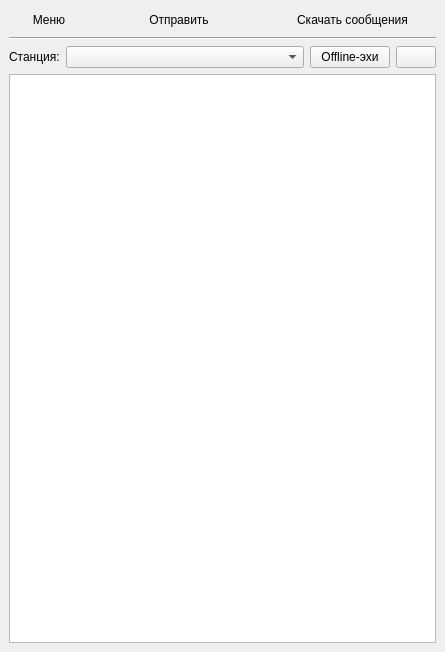
This is qtgui-files/mainwindow.ui in idec-net/cutiefeed as Qt 5 draws it before an edit. The edited form follows.
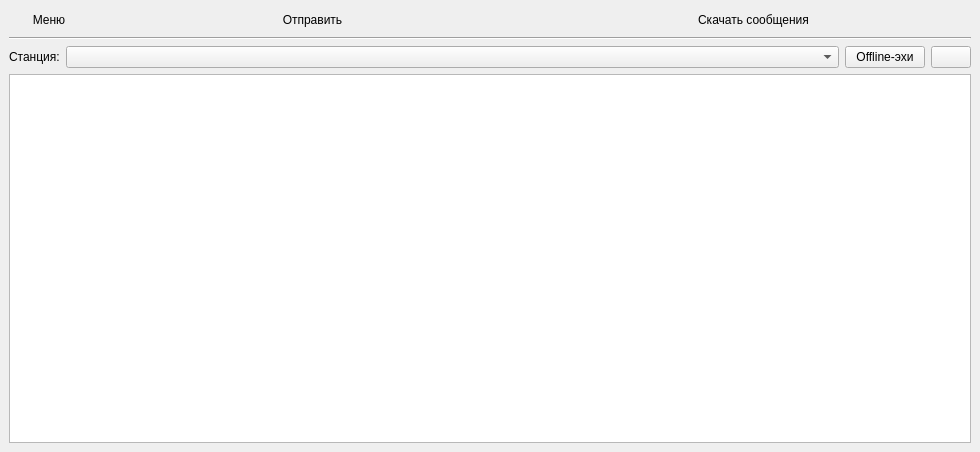
This is the edited form. Icons and pictures are not drawn.

Commit message: optimal window size and sort() in getOutList

Diff of the .ui file:
```diff
--- a/qtgui-files/mainwindow.ui
+++ b/qtgui-files/mainwindow.ui
@@ -6,8 +6,8 @@
    <rect>
     <x>0</x>
     <y>0</y>
-    <width>445</width>
-    <height>652</height>
+    <width>980</width>
+    <height>452</height>
    </rect>
   </property>
   <property name="windowTitle">
```
The commit also changes 2 other files.
